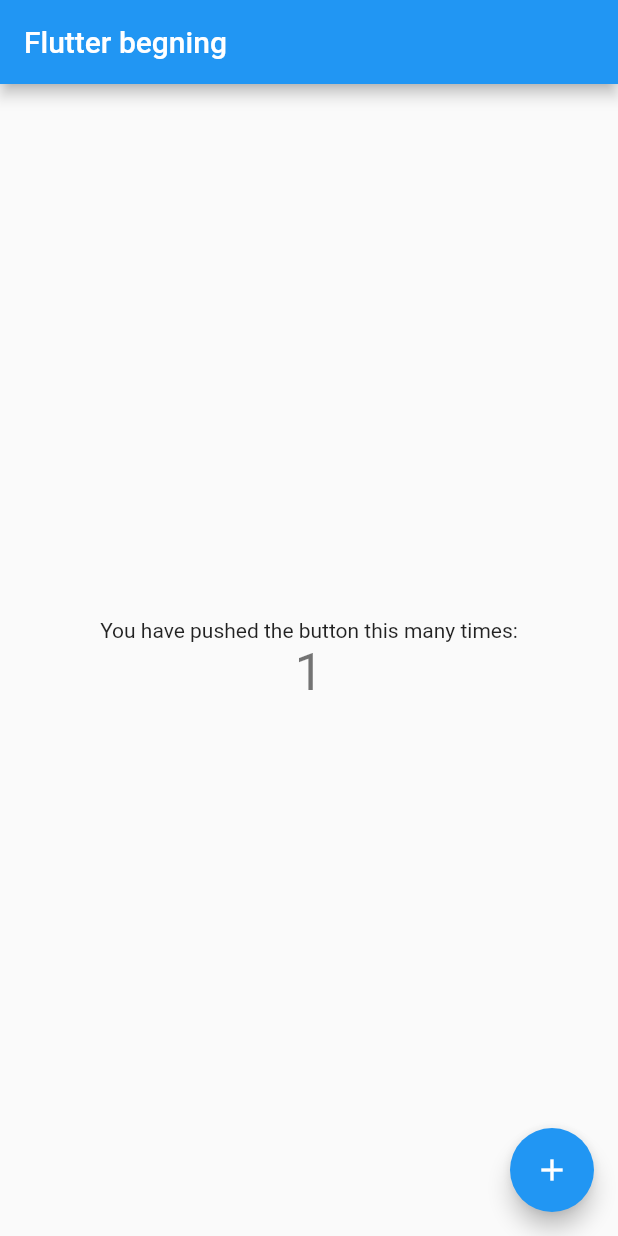
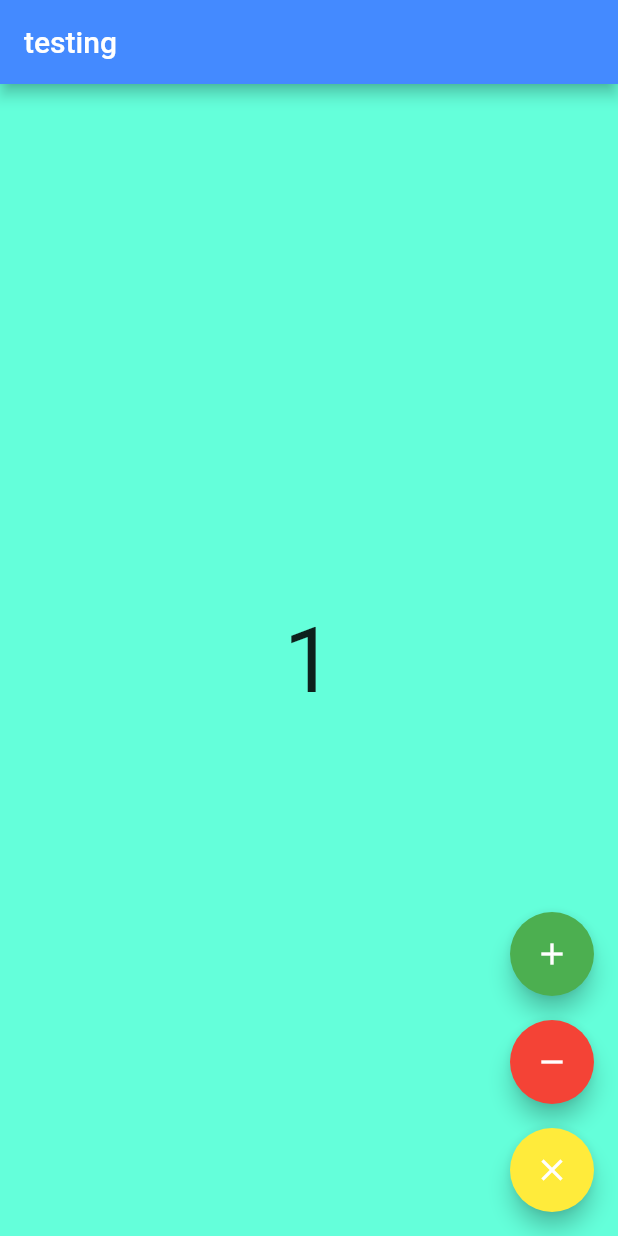
Before and after one commit to muhammmadshahbaz/RootPointer-App, a Flutter app: the screen it shows after launch, after a tap on the "add" icon, on a phone screen of 412 x 824 dp. Run offline on Flutter 3.47's test engine with Material 2 defaults, Android fonts, the phone set to English and light mode, and no system bars.

Commit message:
dev#ch5 complete

```diff
--- a/lib/main.dart
+++ b/lib/main.dart
@@ -1,71 +1,192 @@
-// Copyright (c) 2019, the Dart project authors.  Please see the AUTHORS file
-// for details. All rights reserved. Use of this source code is governed by a
-// BSD-style license that can be found in the LICENSE file.
+import 'dart:math';
 
 import 'package:flutter/material.dart';
+void main() {
+  runApp(const MyApp(
+  ));
+}
+class  MyApp extends StatelessWidget {
+  const  MyApp({super.key});
 
-void main() => runApp(MyApp());
-
-class MyApp extends StatelessWidget {
   @override
   Widget build(BuildContext context) {
-    return MaterialApp(
-      title: 'first_project',
-      debugShowCheckedModeBanner: false,
-      theme: ThemeData(
-        primarySwatch: Colors.blue,
-      ),
-      home: const MyHomePage(title: 'Flutter begning'),
+    return   const MaterialApp(
+      title: 'MyApp',
+      home: MyHomePage(),
     );
   }
 }
-
 class MyHomePage extends StatefulWidget {
-  final String title;
-
-  const MyHomePage({
-    Key? key,
-    required this.title,
-  }) : super(key: key);
+  const MyHomePage({super.key});
 
   @override
-  State<MyHomePage> createState() => _MyHomePageState();
+  State<MyHomePage> createState() =>MyHomePageState();
 }
 
-class _MyHomePageState extends State<MyHomePage> {
-  int _counter = 0;
-
-  void _incrementCounter() {
-    setState(() {
-      _counter++;
-    });
-  }
-
+class MyHomePageState extends State<MyHomePage> {
+  var count = 0;
   @override
   Widget build(BuildContext context) {
-    return Scaffold(
+    return  Scaffold(
+      backgroundColor: Colors.tealAccent,
       appBar: AppBar(
-        title: Text(widget.title),
-      ),
-      body: Center(
-        child: Column(
-          mainAxisAlignment: MainAxisAlignment.center,
+        title:const Text('testing'),
+        backgroundColor: Colors.blueAccent
+    ),
+    body:  Center(
+          child: Text(
+            '$count',
+            style:const TextStyle(fontSize: 60),
+            // selectionColor: Colors.amberAccent,
+          ),
+        ),
+        floatingActionButton: Column(
+          mainAxisAlignment: MainAxisAlignment.end,
           children: [
-            const Text(
-              'You have pushed the button this many times:',
+            FloatingActionButton(
+              backgroundColor: Colors.green,
+              onPressed: () {
+                setState(() {
+                  count++;
+                  log(count);
+                });
+              },
+              tooltip: 'Increment',
+              child: const Icon(Icons.add),
             ),
-            Text(
-              '$_counter',
-              style: Theme.of(context).textTheme.headlineMedium,
+            const SizedBox(height: 16),
+            FloatingActionButton(
+              backgroundColor: Colors.red,
+              onPressed: () {
+                setState(() {
+                   if (count > 0){
+                    count--;
+                   }
+
+                  log(count);
+                });
+              },
+              tooltip: 'Decrement',
+              child: const Icon(Icons.remove),
+
             ),
-          ],
+             const SizedBox(height: 16),
+            FloatingActionButton(
+              backgroundColor: Colors.yellow,
+              onPressed: () {
+                setState(() {
+                  count *= 2;
+                  log(count);
+                });
+              },
+              tooltip: 'multiply',
+              child: const Icon(Icons.clear)),
+            ],
         ),
-      ),
-      floatingActionButton: FloatingActionButton(
-        onPressed: _incrementCounter,
-        tooltip: 'Increment',
-        child: const Icon(Icons.add),
-      ),
-    );
+      );
+
   }
 }
+
+
+
+
+
+
+
+
+//  import 'package:flutter/material.dart';
+//  void main() {
+//   runApp(const MaterialApp(
+//     title: 'awesom',
+//     home:  MyWidget()
+//   ));
+
+// }
+// class MyWidget extends StatelessWidget {
+//   const MyWidget({super.key});
+
+//   @override
+//   Widget build(BuildContext context) {
+//     return  Scaffold(
+//       appBar: AppBar(
+//         title: const Text('awesom'),
+//         backgroundColor: Colors.greenAccent,
+//       ),
+//       body:  Padding(
+//         padding: const  EdgeInsets.all(16.0) ,
+//         child: SingleChildScrollView(
+//           child: Card(
+//             child: Column(
+//               children: [
+//                 Image.asset("assets/images/images1.jpg",fit: BoxFit.cover,),
+//                 const SizedBox(
+//                   height: 20,
+//                 ),
+//                 const Text(
+//                   "change me",
+//                   style: TextStyle(fontSize: 25, fontWeight: FontWeight.bold),
+//                 ),
+//                 const SizedBox(
+//                   height: 20,
+
+//                 ),
+//                 const Padding(
+//                    padding: EdgeInsets.all(16.0),
+//                    child: TextField(
+//                     decoration: InputDecoration(hintText: "enter something here"),
+//                    ),
+//                 )
+
+//               ],
+
+//             ),
+//           ),
+//         ),
+//       ),
+//       drawer: Drawer (
+//         child:  ListView(
+//           padding: EdgeInsets.zero,
+//           children: const  <Widget> [
+//             // DrawerHeader(
+//             //   decoration: BoxDecoration(color: Colors.amberAccent),
+//             //   child:  Text( "how are you"),
+
+//             // ),
+//             UserAccountsDrawerHeader(
+//               accountName: Text("imrankhan"),
+//               accountEmail: Text("imrankhan07@"),
+//               currentAccountPicture: CircleAvatar(
+//                 backgroundImage: NetworkImage("https://encrypted-tbn0.gstatic.com/images?q=tbn:ANd9GcRJ7I-vNLfawcqm-bi3hYzM6flvMaosQGkZldEo2aP6UQ&s"
+//                 ),
+//               ),
+//             ),
+//             ListTile(
+//               leading: Icon(Icons.settings),
+//               title: Text("setting"),
+//               subtitle: Text("privacy"),
+//               trailing: Icon(Icons.edit),
+//             ),
+//             ListTile(
+//               leading: Icon(Icons.email),
+//               title: Text("email"),
+//               subtitle: Text("shahbazjoiya07@gmail.com"),
+//               trailing: Icon(Icons.send),
+//             ),
+//            ListTile(
+//               leading: Icon(Icons.person),
+//               title: Text("account"),
+//               subtitle: Text("personal"),
+//               trailing: Icon(Icons.edit)
+//               ),
+//           ],
+//         ),
+//       ),
+//       floatingActionButton: FloatingActionButton(
+//         onPressed:() {} ,
+//         child: const Icon(Icons.edit),
+//       )
+//       ,
+//     );
+//   }
+// }
```
Also changed, not shown: pubspec.yaml (+5 -3 lines), assets/images/images1.jpg (added).
